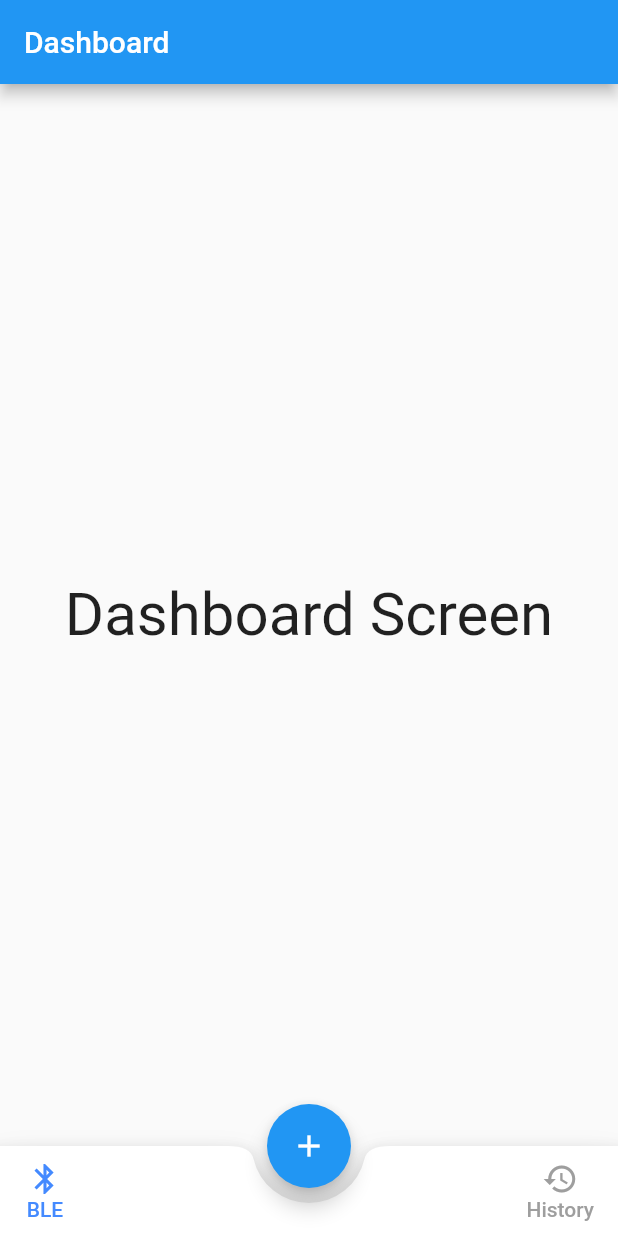
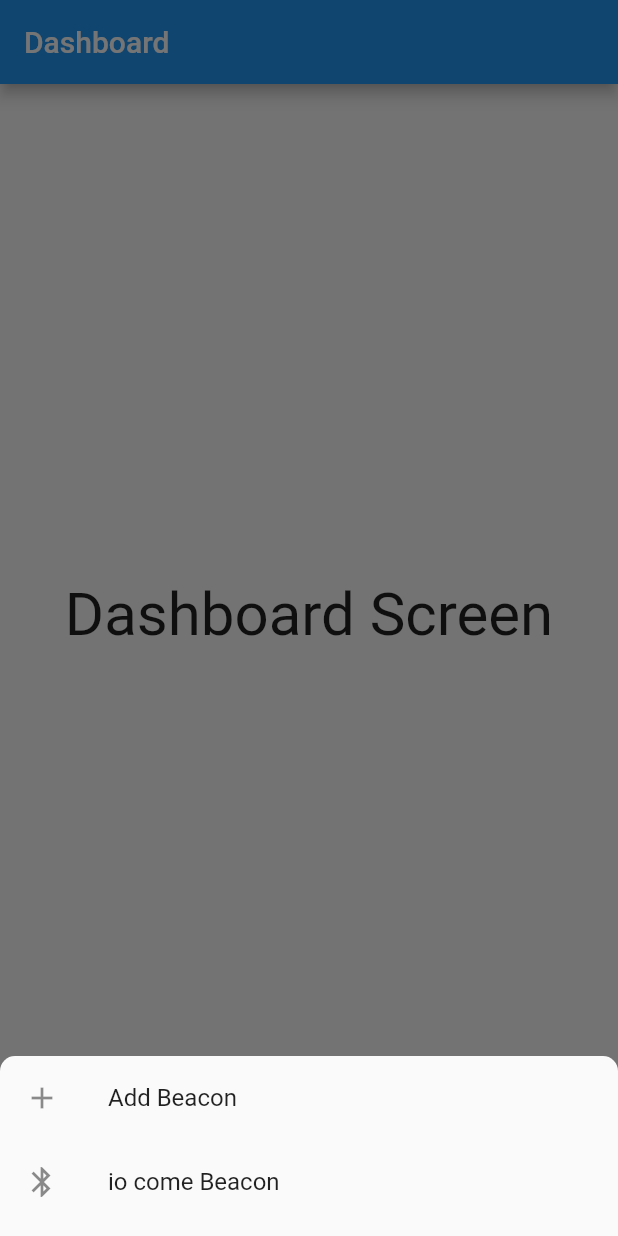
Before and after one commit to BOBSTRONK/hci_project, a Flutter app: the screen it shows after launch, after a tap on the "add" icon, on a phone screen of 412 x 824 dp. Run offline on Flutter 3.47's test engine with Material 2 defaults, Android fonts, the phone set to English and light mode, and no system bars.

```diff
--- a/lib/home.dart
+++ b/lib/home.dart
@@ -29,7 +29,7 @@ class _HomeState extends State<Home> {
       ),
       floatingActionButton: FloatingActionButton( //add button
         child: Icon(Icons.add),
-        onPressed: () {},
+        onPressed: () => _onButtonPressed(),
       ),
       floatingActionButtonLocation: FloatingActionButtonLocation.centerDocked,
       bottomNavigationBar: BottomAppBar(
@@ -102,4 +102,39 @@ class _HomeState extends State<Home> {
       ),
     );
   }
+
+  void _onButtonPressed() {
+    showModalBottomSheet(context: context, builder: (context) {
+      return Container(
+        color: Color(0xFF737373),
+        height: 120,
+        child: Container(
+          child: _buildBottomNavigationMenu(),
+          decoration: BoxDecoration(
+            color: Theme.of(context).canvasColor,
+            borderRadius: BorderRadius.only(
+              topLeft: const Radius.circular(10),
+              topRight: const Radius.circular(10),
+            ),
+          ),
+        ),
+      );
+    });
+  }
+
+  Column _buildBottomNavigationMenu() {
+    return Column(children: <Widget>[
+        ListTile(
+          leading: Icon(Icons.add),
+          title: Text('Add Beacon'),
+          onTap: (){},
+        ),
+        ListTile(
+          leading: Icon(Icons.bluetooth),
+          title: Text('io come Beacon'),
+          onTap: (){},
+        )
+      ],
+    );
+  }
 }
```
